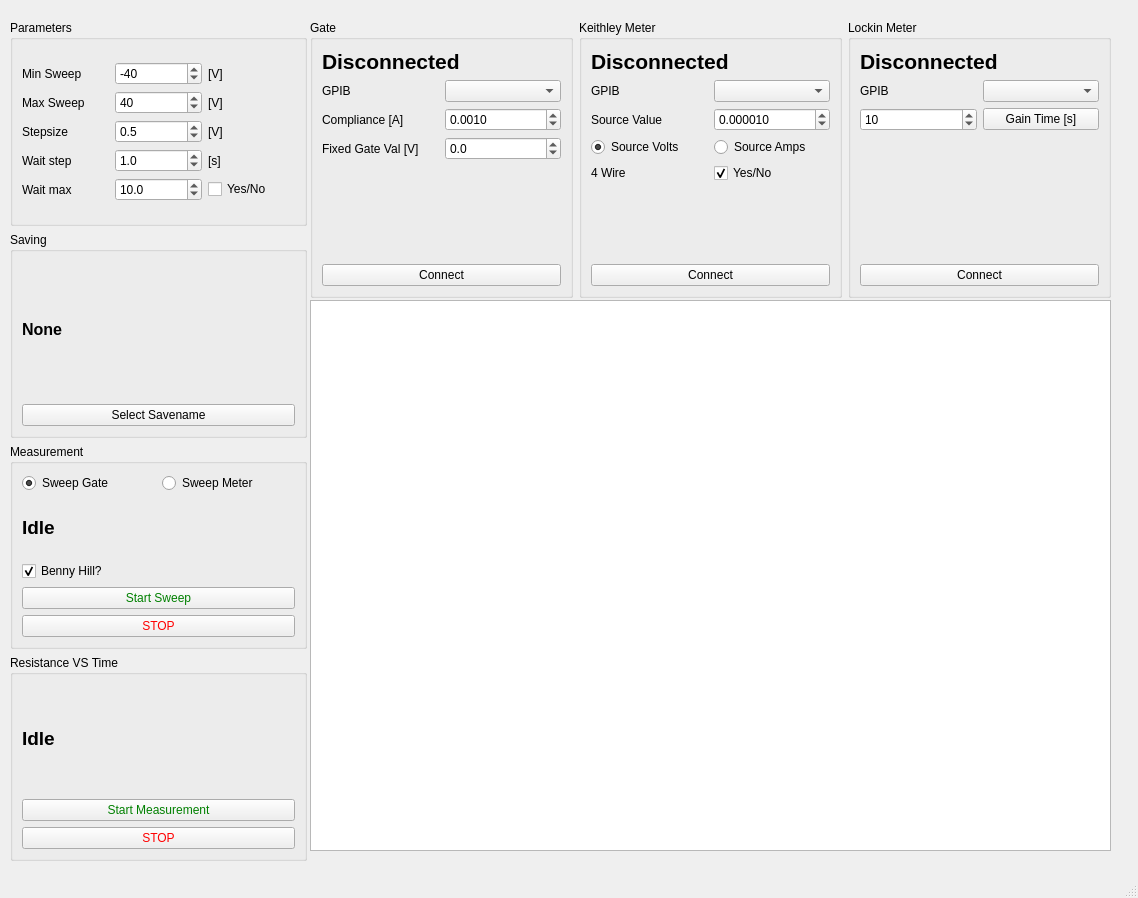
The window that Gatesweep.ui (FalconTube/lab_software) describes before a commit, drawn with Qt 5.
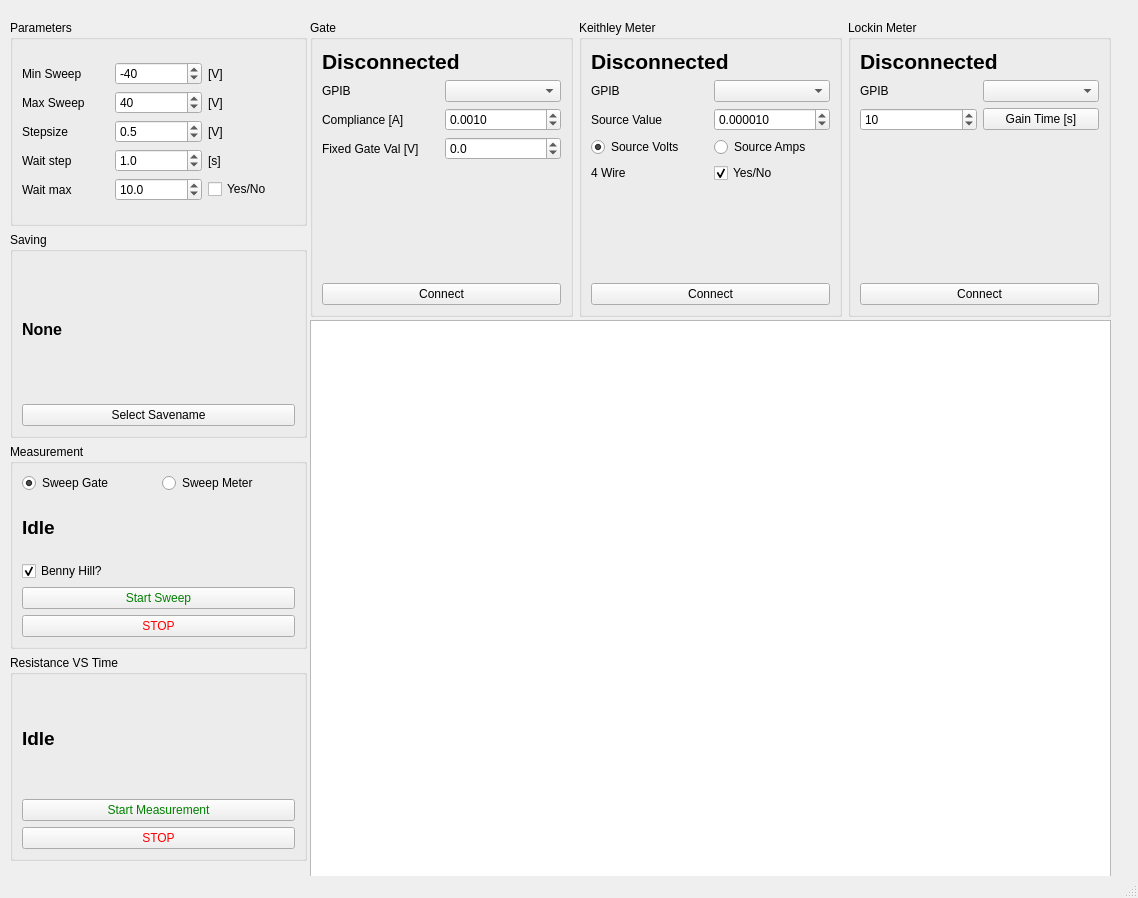
The same window after the commit. Custom widgets are drawn as their Qt base class.

```diff
--- a/Gatesweep.ui
+++ b/Gatesweep.ui
@@ -361,9 +361,9 @@
     <property name="geometry">
      <rect>
       <x>310</x>
-      <y>300</y>
+      <y>320</y>
       <width>801</width>
-      <height>551</height>
+      <height>571</height>
      </rect>
     </property>
    </widget>
@@ -373,7 +373,7 @@
       <x>310</x>
       <y>20</y>
       <width>801</width>
-      <height>278</height>
+      <height>297</height>
      </rect>
     </property>
     <layout class="QHBoxLayout" name="horizontalLayout_2">
```
Left out of the diff: 14 changed lines with no effect on the pictures.
